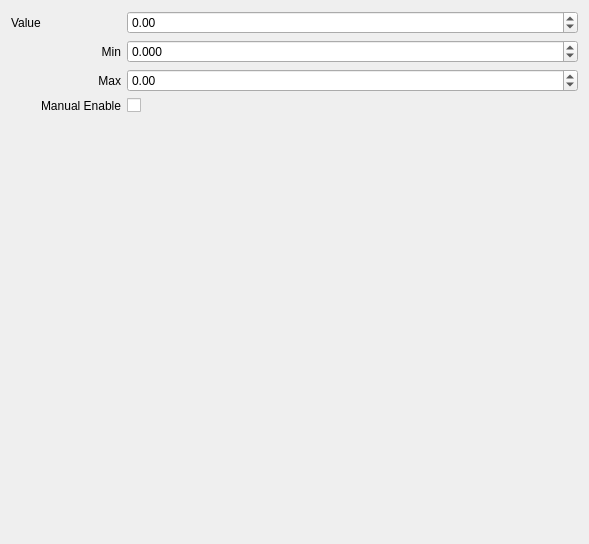
The window that linuxnano/views/FloatVarEditor.ui (wrightsh/LinuxNano) describes before a commit, drawn with Qt 5.
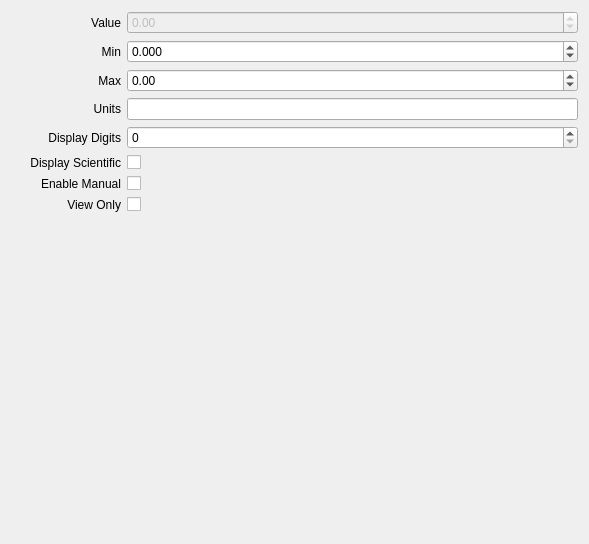
The same window after the commit.

Diff of the .ui file:
```diff
--- a/linuxnano/views/FloatVarEditor.ui
+++ b/linuxnano/views/FloatVarEditor.ui
@@ -18,13 +18,25 @@
     <layout class="QFormLayout" name="formLayout">
      <item row="0" column="0">
       <widget class="QLabel" name="label_2">
+       <property name="minimumSize">
+        <size>
+         <width>110</width>
+         <height>0</height>
+        </size>
+       </property>
        <property name="text">
         <string>Value</string>
        </property>
+       <property name="alignment">
+        <set>Qt::AlignRight|Qt::AlignTrailing|Qt::AlignVCenter</set>
+       </property>
       </widget>
      </item>
      <item row="0" column="1">
       <widget class="QDoubleSpinBox" name="ui_value">
+       <property name="enabled">
+        <bool>false</bool>
+       </property>
        <property name="minimum">
         <double>-1000000.000000000000000</double>
        </property>
@@ -49,6 +61,19 @@
        </property>
       </widget>
      </item>
+     <item row="1" column="1">
+      <widget class="QDoubleSpinBox" name="ui_min">
+       <property name="decimals">
+        <number>3</number>
+       </property>
+       <property name="minimum">
+        <double>-1000000.000000000000000</double>
+       </property>
+       <property name="maximum">
+        <double>1000000.000000000000000</double>
+       </property>
+      </widget>
+     </item>
      <item row="2" column="0">
       <widget class="QLabel" name="label_3">
        <property name="minimumSize">
@@ -65,29 +90,6 @@
        </property>
       </widget>
      </item>
-     <item row="3" column="0">
-      <widget class="QLabel" name="label_4">
-       <property name="minimumSize">
-        <size>
-         <width>110</width>
-         <height>0</height>
-        </size>
-       </property>
-       <property name="text">
-        <string>Manual Enable</string>
-       </property>
-       <property name="alignment">
-        <set>Qt::AlignRight|Qt::AlignTrailing|Qt::AlignVCenter</set>
-       </property>
-      </widget>
-     </item>
-     <item row="3" column="1">
-      <widget class="QCheckBox" name="ui_manual_enable">
-       <property name="text">
-        <string/>
-       </property>
-      </widget>
-     </item>
      <item row="2" column="1">
       <widget class="QDoubleSpinBox" name="ui_max">
        <property name="minimum">
@@ -98,16 +100,110 @@
        </property>
       </widget>
      </item>
-     <item row="1" column="1">
-      <widget class="QDoubleSpinBox" name="ui_min">
-       <property name="decimals">
-        <number>3</number>
+     <item row="3" column="0">
+      <widget class="QLabel" name="label">
+       <property name="minimumSize">
+        <size>
+         <width>110</width>
+         <height>0</height>
+        </size>
        </property>
-       <property name="minimum">
-        <double>-1000000.000000000000000</double>
+       <property name="text">
+        <string>Units</string>
        </property>
-       <property name="maximum">
-        <double>1000000.000000000000000</double>
+       <property name="alignment">
+        <set>Qt::AlignRight|Qt::AlignTrailing|Qt::AlignVCenter</set>
+       </property>
+      </widget>
+     </item>
+     <item row="3" column="1">
+      <widget class="QLineEdit" name="ui_units"/>
+     </item>
+     <item row="4" column="0">
+      <widget class="QLabel" name="label_5">
+       <property name="minimumSize">
+        <size>
+         <width>110</width>
+         <height>0</height>
+        </size>
+       </property>
+       <property name="text">
+        <string>Display Digits</string>
+       </property>
+       <property name="alignment">
+        <set>Qt::AlignRight|Qt::AlignTrailing|Qt::AlignVCenter</set>
+       </property>
+      </widget>
+     </item>
+     <item row="4" column="1">
+      <widget class="QSpinBox" name="ui_display_digits"/>
+     </item>
+     <item row="5" column="0">
+      <widget class="QLabel" name="label_7">
+       <property name="minimumSize">
+        <size>
+         <width>110</width>
+         <height>0</height>
+        </size>
+       </property>
+       <property name="text">
+        <string>Display Scientific</string>
+       </property>
+       <property name="alignment">
+        <set>Qt::AlignRight|Qt::AlignTrailing|Qt::AlignVCenter</set>
+       </property>
+      </widget>
+     </item>
+     <item row="5" column="1">
+      <widget class="QCheckBox" name="ui_display_scientific">
+       <property name="text">
+        <string/>
+       </property>
+      </widget>
+     </item>
+     <item row="6" column="1">
+      <widget class="QCheckBox" name="ui_enable_manual">
+       <property name="text">
+        <string/>
+       </property>
+      </widget>
+     </item>
+     <item row="7" column="1">
+      <widget class="QCheckBox" name="ui_view_only">
+       <property name="text">
+        <string/>
+       </property>
+      </widget>
+     </item>
+     <item row="6" column="0">
+      <widget class="QLabel" name="label_4">
+       <property name="minimumSize">
+        <size>
+         <width>110</width>
+         <height>0</height>
+        </size>
+       </property>
+       <property name="text">
+        <string>Enable Manual</string>
+       </property>
+       <property name="alignment">
+        <set>Qt::AlignRight|Qt::AlignTrailing|Qt::AlignVCenter</set>
+       </property>
+      </widget>
+     </item>
+     <item row="7" column="0">
+      <widget class="QLabel" name="label_8">
+       <property name="minimumSize">
+        <size>
+         <width>110</width>
+         <height>0</height>
+        </size>
+       </property>
+       <property name="text">
+        <string>View Only</string>
+       </property>
+       <property name="alignment">
+        <set>Qt::AlignRight|Qt::AlignTrailing|Qt::AlignVCenter</set>
        </property>
       </widget>
      </item>
```
